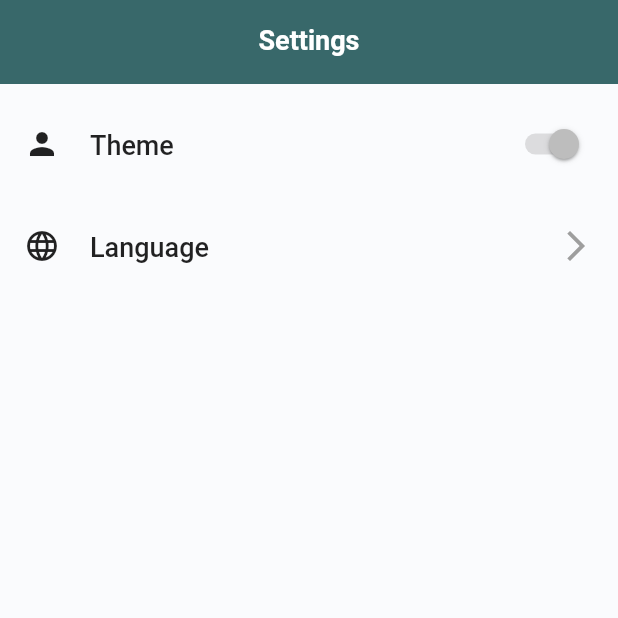
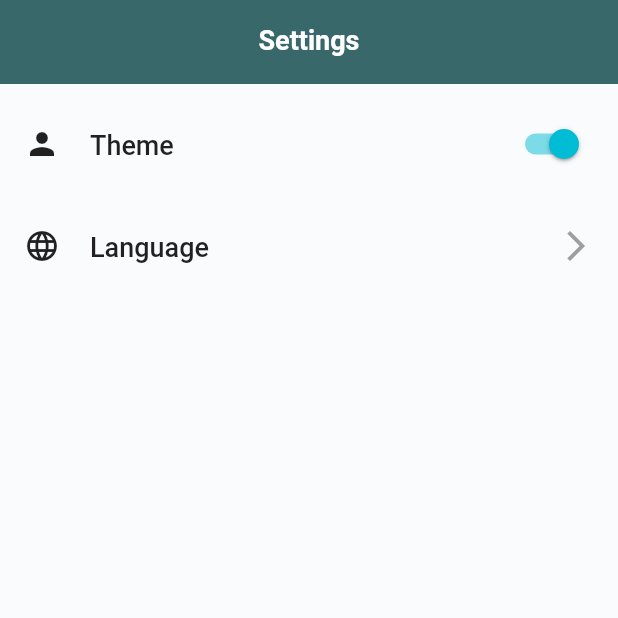
Before and after one commit to hasancse91/flutter_getx_template, a Flutter app: the screen it shows after launch, item 3 of the bottom bar chosen, on a phone screen of 412 x 824 dp, the top half of it. Run offline on Flutter 3.47's test engine with Material 2 defaults, Android fonts, the light colour scheme and no system bars; our stand-ins replace dio, firebase_analytics, firebase_core, flutter_dotenv, flutter_svg, get and 3 more; accounts and stored records are empty; generated files the repository leaves out were written again; network calls fail.

Commit message:
Modified: More of settings page

```diff
--- a/lib/app/modules/settings/views/settings_view.dart
+++ b/lib/app/modules/settings/views/settings_view.dart
@@ -10,6 +10,7 @@ import '/app/core/widget/custom_app_bar.dart';
 import '/app/modules/settings/controllers/settings_controller.dart';
 
 class SettingsView extends BaseView<SettingsController> {
+  bool switchValue = true;
   @override
   PreferredSizeWidget? appBar(BuildContext context) {
     return CustomAppBar(
@@ -32,12 +33,12 @@ class SettingsView extends BaseView<SettingsController> {
               onTap: ()=>logger.d('Theme Clicked'),
               child: Row(
                 mainAxisAlignment: MainAxisAlignment.center,
-                children: const [
-                  Icon(Icons.person),
-                  SizedBox(width: 20),
-                  Text('Theme', style: titleStyle),
-                  Spacer(),
-                  Switch(value: true, onChanged: null),
+                children:  [
+                  const Icon(Icons.person),
+                  const SizedBox(width: 20),
+                  const Text('Theme', style: titleStyle),
+                  const Spacer(),
+                  Switch(value: switchValue, onChanged: (newValue)=>switchValue = newValue),
                 ],
               ),
             ),
```
